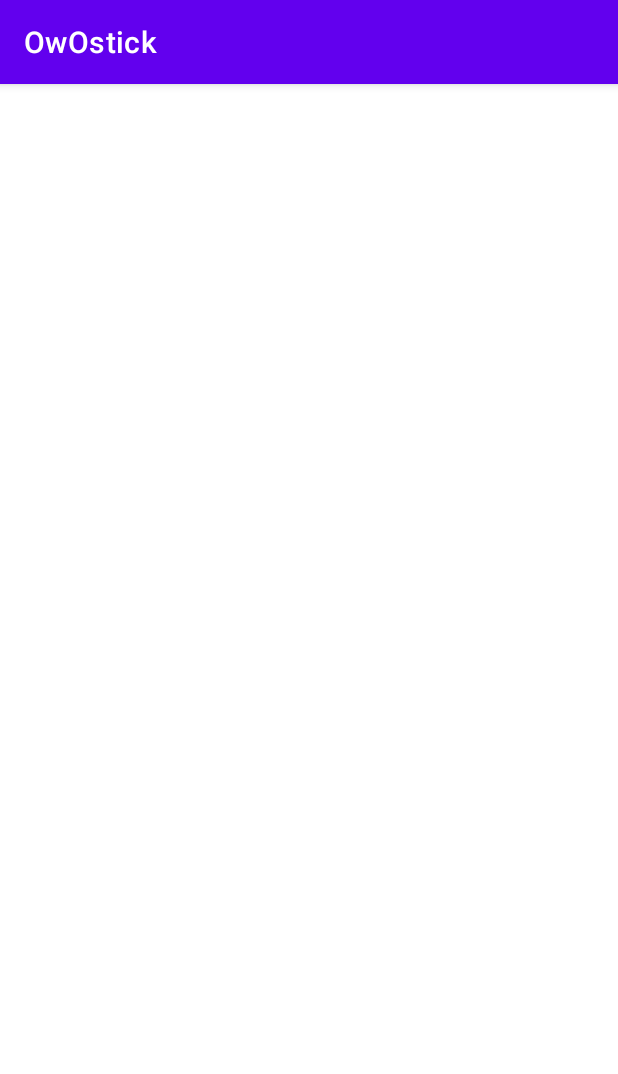
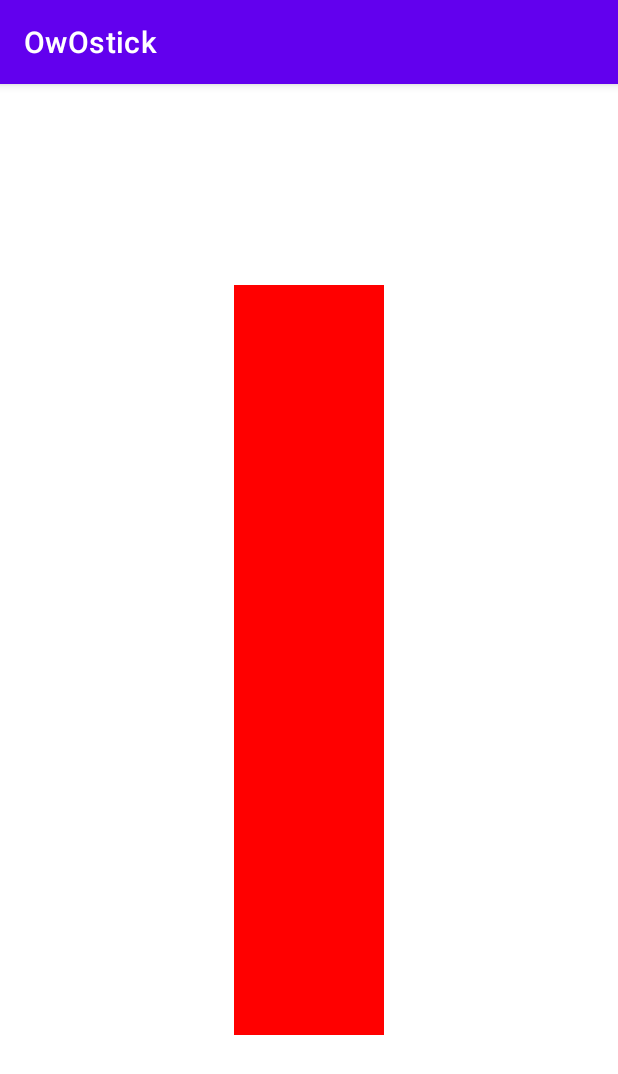
Before and after one commit to astralbijection/OwOstick, an Android app: the screen it shows after launch (MainActivity), on a phone screen of 412 x 824 dp. Shown: the top 1074 px of the screen. Run offline under Robolectric (Android 15) with nearby library versions, the phone set to English and light mode, and no system bars.

Commit message:
Create a slider view

```diff
--- /dev/null
+++ b/OwOstick-android/app/src/main/java/tech/astrid/owostick/android/view/BigSlider.kt
@@ -0,0 +1,74 @@
+package tech.astrid.owostick.android.view
+
+import android.content.Context
+import android.graphics.Canvas
+import android.graphics.Color
+import android.graphics.Paint
+import android.util.AttributeSet
+import android.view.DragEvent
+import android.view.MotionEvent
+import android.view.View
+import tech.astrid.owostick.android.R
+
+/**
+ * It's a big red slider. What will it do!?!?!?
+ */
+class BigSlider : View {
+
+    private var _value: Float = 0f
+
+    /**
+     * In the example view, this dimension is the font size.
+     */
+    var value: Float
+        get() = _value
+        set(value) {
+            _value = value
+            invalidate()
+        }
+
+    constructor(context: Context) : super(context) {
+        init(null, 0)
+    }
+
+    constructor(context: Context, attrs: AttributeSet) : super(context, attrs) {
+        init(attrs, 0)
+    }
+
+    constructor(context: Context, attrs: AttributeSet, defStyle: Int) : super(context, attrs, defStyle) {
+        init(attrs, defStyle)
+    }
+
+    private fun init(attrs: AttributeSet?, defStyle: Int) {
+        // Load attributes
+        context.obtainStyledAttributes(attrs, R.styleable.BigSlider, defStyle, 0)
+                .apply {
+                    _value = getFloat(R.styleable.BigSlider_value, 0f)
+                }.recycle()
+    }
+
+    private val paint = Paint(0).apply {
+        color = Color.RED
+    }
+
+    override fun onDraw(canvas: Canvas) {
+        super.onDraw(canvas)
+        val width = width.toFloat()
+        val height = height.toFloat()
+
+        canvas.drawColor(Color.BLACK)
+        canvas.drawRect(0f, value * height, width, height, paint)
+    }
+
+    override fun onDragEvent(event: DragEvent?): Boolean {
+        value = event!!.y / height.toFloat()
+        invalidate()
+        return true
+    }
+
+    override fun onTouchEvent(event: MotionEvent?): Boolean {
+        value = event!!.y / height.toFloat()
+        invalidate()
+        return true
+    }
+}
--- a/OwOstick-android/app/src/main/res/layout/activity_main.xml
+++ b/OwOstick-android/app/src/main/res/layout/activity_main.xml
@@ -5,4 +5,12 @@
     android:layout_width="match_parent"
     android:layout_height="match_parent"
     tools:context=".MainActivity">
+
+    <tech.astrid.owostick.android.view.BigSlider
+        app:layout_constraintTop_toTopOf="parent"
+        app:layout_constraintBottom_toBottomOf="parent"
+        app:layout_constraintLeft_toLeftOf="parent"
+        app:layout_constraintRight_toRightOf="parent"
+        android:layout_width="100dp"
+        android:layout_height="500dp"/>
 </androidx.constraintlayout.widget.ConstraintLayout>
--- /dev/null
+++ b/OwOstick-android/app/src/main/res/values-night/styles.xml
@@ -0,0 +1,6 @@
+<resources>
+
+    <style name="Widget.Theme.OwOstick.MyView" parent="">
+        <item name="android:background">@color/gray_600</item>
+    </style>
+</resources>
--- /dev/null
+++ b/OwOstick-android/app/src/main/res/values/attrs_big_slider.xml
@@ -0,0 +1,5 @@
+<resources>
+    <declare-styleable name="BigSlider">
+        <attr name="value" format="float" />
+    </declare-styleable>
+</resources>
--- a/OwOstick-android/app/src/main/res/values/colors.xml
+++ b/OwOstick-android/app/src/main/res/values/colors.xml
@@ -7,4 +7,8 @@
     <color name="teal_700">#FF018786</color>
     <color name="black">#FF000000</color>
     <color name="white">#FFFFFFFF</color>
+    <color name="light_blue_400">#FF29B6F6</color>
+    <color name="light_blue_600">#FF039BE5</color>
+    <color name="gray_400">#FFBDBDBD</color>
+    <color name="gray_600">#FF757575</color>
 </resources>
--- /dev/null
+++ b/OwOstick-android/app/src/main/res/values/styles.xml
@@ -0,0 +1,6 @@
+<resources>
+
+    <style name="Widget.Theme.OwOstick.MyView" parent="">
+        <item name="android:background">@color/gray_400</item>
+    </style>
+</resources>
```
Also changed, not shown: OwOstick-android/app/src/main/res/layout/sample_big_slider.xml (added, +11 -0 lines).
